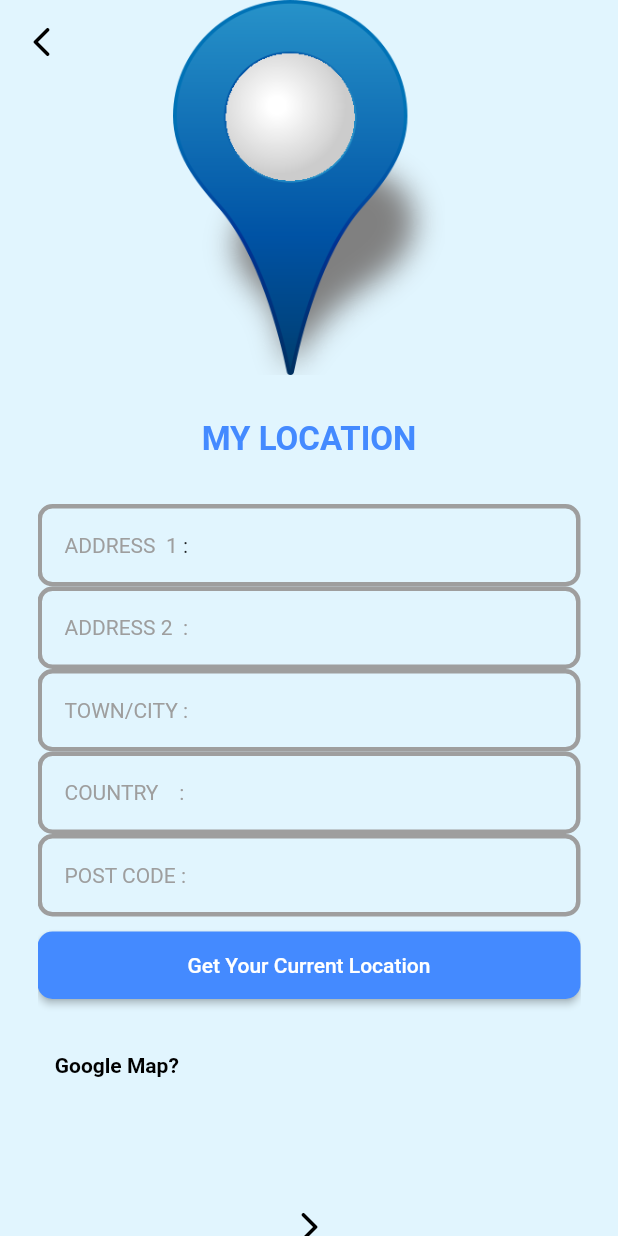
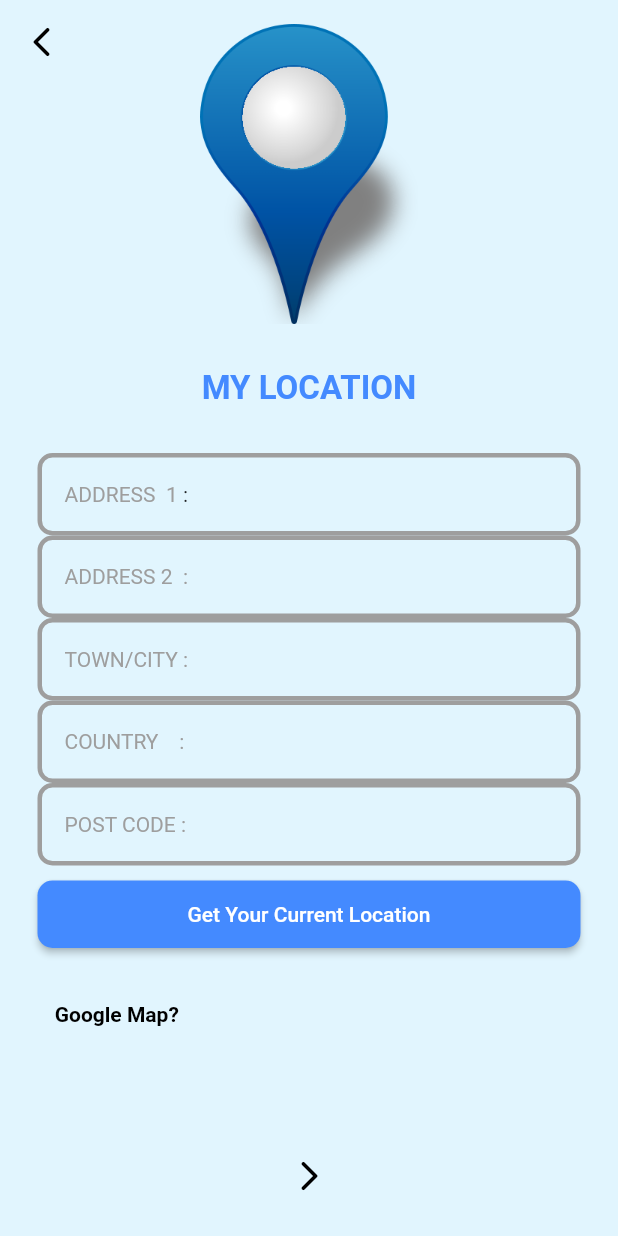
Before and after one commit to NanaaOsakii/verification_otp, a Flutter app: the MyLocation screen opened by its route, on a phone screen of 412 x 824 dp. Run offline on Flutter 3.47's test engine with Material 2 defaults, Android fonts, the light colour scheme and no system bars; our stand-ins replace animated_text_kit, geocoding, geolocator, pinput.

Commit message:
new file added

```diff
--- a/lib/location.dart
+++ b/lib/location.dart
@@ -109,8 +109,8 @@ class _MyLocationState extends State<MyLocation> {
             mainAxisAlignment: MainAxisAlignment.center,
             children: [
               Image.asset("images/h.png",
-                width: 250,
-                height: 250,
+                width: 200,
+                height: 200,
               ),
               SizedBox(
                 height: 30,
```
